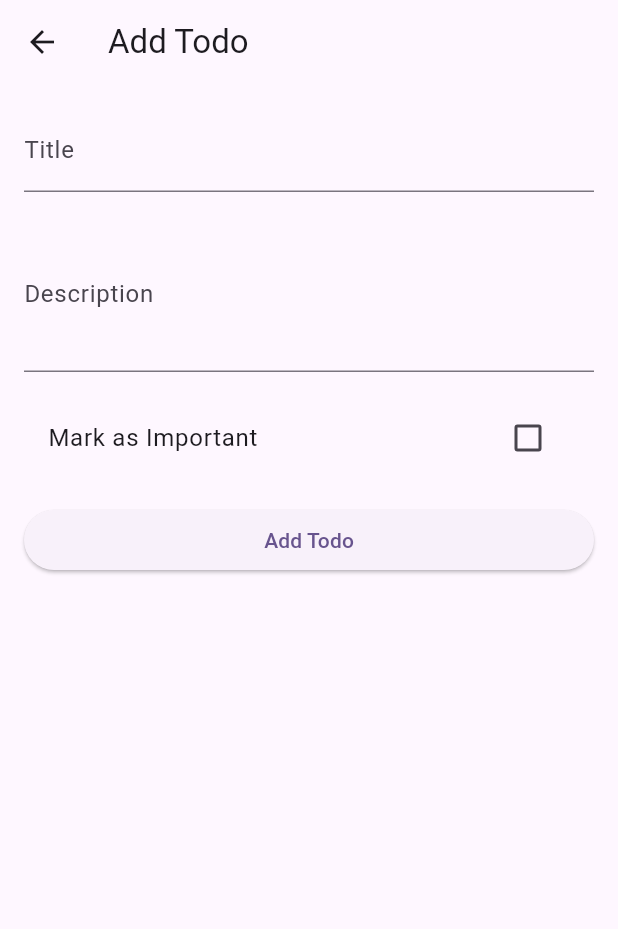
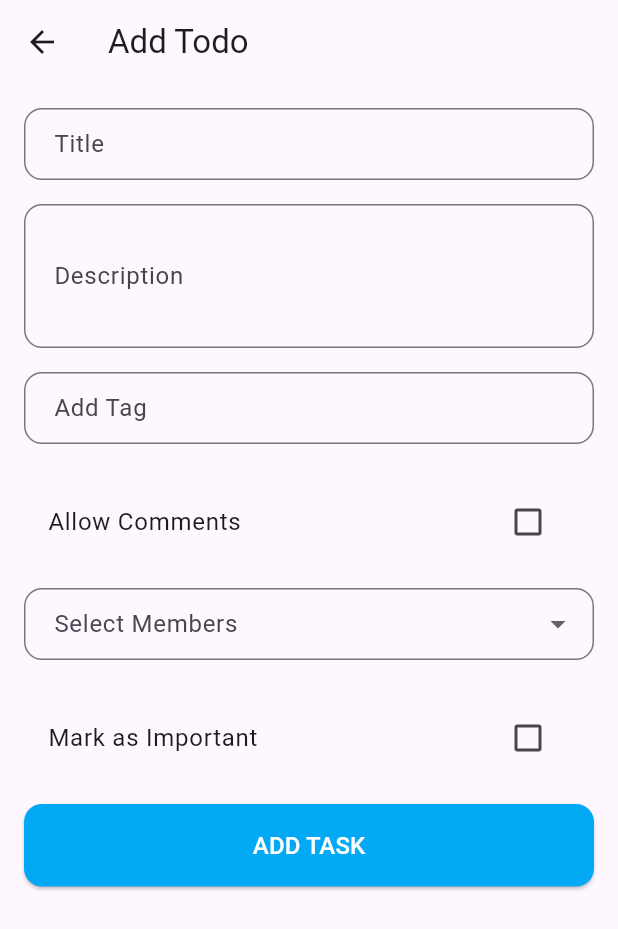
Before and after one commit to PraJwaL-SDE/parking-sthal-assignment, a Flutter app: the AddTodoScreen screen opened directly, on a phone screen of 412 x 824 dp. Shown: the top 929 px of the screen. Run offline on Flutter 3.47's test engine with Material 3 defaults, Android fonts, the light colour scheme and no system bars; our stand-ins replace bloc, cloud_firestore; accounts and stored records are empty; network calls fail.

Commit message:
add todo update

```diff
--- a/lib/presentation/create_todo/screen/add_todo_screen.dart
+++ b/lib/presentation/create_todo/screen/add_todo_screen.dart
@@ -12,17 +12,29 @@ class _AddTodoScreenState extends State<AddTodoScreen> {
   String _title = '';
   String _description = '';
   bool _isImportant = false;
+  bool _allowComments = false;
+  final List<String> _tags = [];
+  final List<String> _members = ["Alice", "Bob", "Charlie"]; // Sample members
+  final List<String> _selectedMembers = [];
 
   // Function to handle form submission
   void _submitForm() {
     if (_formKey.currentState?.validate() ?? false) {
       // If the form is valid, you can proceed with saving the todo data
-      // For example, sending the data to an API or local storage
       ScaffoldMessenger.of(context).showSnackBar(
         SnackBar(content: Text('Todo Added: $_title')),
       );
       // Navigate back to the previous screen
       Navigator.pop(context);
+    }
+  }
+
+  // Function to add a new tag
+  void _addTag(String tag) {
+    if (tag.isNotEmpty) {
+      setState(() {
+        _tags.add(tag);
+      });
     }
   }
 
@@ -36,12 +48,20 @@ class _AddTodoScreenState extends State<AddTodoScreen> {
         padding: const EdgeInsets.all(16.0),
         child: Form(
           key: _formKey,
+          child: SingleChildScrollView(
             child: Column(
               crossAxisAlignment: CrossAxisAlignment.stretch,
               children: [
                 // Title Text Field
                 TextFormField(
-                decoration: const InputDecoration(labelText: "Title"),
+                  decoration: InputDecoration(
+                    labelText: "Title",
+                    border: OutlineInputBorder(
+                      borderRadius: BorderRadius.circular(12.0),
+                    ),
+                    contentPadding: const EdgeInsets.symmetric(
+                        vertical: 12.0, horizontal: 16.0),
+                  ),
                   validator: (value) {
                     if (value == null || value.isEmpty) {
                       return "Please enter a title";
@@ -54,9 +74,98 @@ class _AddTodoScreenState extends State<AddTodoScreen> {
 
                 // Description Text Field
                 TextFormField(
-                decoration: const InputDecoration(labelText: "Description"),
+                  decoration: InputDecoration(
+                    labelText: "Description",
+                    border: OutlineInputBorder(
+                      borderRadius: BorderRadius.circular(12.0),
+                    ),
+                    contentPadding: const EdgeInsets.symmetric(
+                        vertical: 12.0, horizontal: 16.0),
+                  ),
                   maxLines: 3,
                   onChanged: (value) => _description = value,
+                ),
+                const SizedBox(height: 16),
+
+                // Add Tags Section
+                TextFormField(
+                  decoration: InputDecoration(
+                    labelText: "Add Tag",
+                    border: OutlineInputBorder(
+                      borderRadius: BorderRadius.circular(12.0),
+                    ),
+                    contentPadding: const EdgeInsets.symmetric(
+                        vertical: 12.0, horizontal: 16.0),
+                  ),
+                  onFieldSubmitted: _addTag,
+                ),
+                const SizedBox(height: 8),
+                Wrap(
+                  spacing: 8.0,
+                  children: _tags
+                      .map((tag) => Chip(
+                            label: Text(tag),
+                            deleteIcon: const Icon(Icons.close),
+                            onDeleted: () {
+                              setState(() {
+                                _tags.remove(tag);
+                              });
+                            },
+                          ))
+                      .toList(),
+                ),
+                const SizedBox(height: 16),
+
+                // Allow Comments Checkbox
+                CheckboxListTile(
+                  value: _allowComments,
+                  title: const Text("Allow Comments"),
+                  onChanged: (value) {
+                    setState(() {
+                      _allowComments = value ?? false;
+                    });
+                  },
+                ),
+                const SizedBox(height: 16),
+
+                // Select Members Dropdown
+                DropdownButtonFormField<String>(
+                  decoration: InputDecoration(
+                    labelText: "Select Members",
+                    border: OutlineInputBorder(
+                      borderRadius: BorderRadius.circular(12.0),
+                    ),
+                    contentPadding: const EdgeInsets.symmetric(
+                        vertical: 12.0, horizontal: 16.0),
+                  ),
+                  items: _members
+                      .map((member) => DropdownMenuItem(
+                            value: member,
+                            child: Text(member),
+                          ))
+                      .toList(),
+                  onChanged: (value) {
+                    if (value != null && !_selectedMembers.contains(value)) {
+                      setState(() {
+                        _selectedMembers.add(value);
+                      });
+                    }
+                  },
+                ),
+                const SizedBox(height: 8),
+                Wrap(
+                  spacing: 8.0,
+                  children: _selectedMembers
+                      .map((member) => Chip(
+                            label: Text(member),
+                            deleteIcon: const Icon(Icons.close),
+                            onDeleted: () {
+                              setState(() {
+                                _selectedMembers.remove(member);
+                              });
+                            },
+                          ))
+                      .toList(),
                 ),
                 const SizedBox(height: 16),
 
@@ -75,9 +184,20 @@ class _AddTodoScreenState extends State<AddTodoScreen> {
                 // Submit Button
                 ElevatedButton(
                   onPressed: _submitForm,
-                child: const Text("Add Todo"),
+                  style: ElevatedButton.styleFrom(
+                    backgroundColor: Colors.lightBlue,
+                    shape: RoundedRectangleBorder(
+                      borderRadius: BorderRadius.circular(12.0),
+                    ),
+                    padding: const EdgeInsets.symmetric(vertical: 16.0),
+                  ),
+                  child: const Text(
+                    "ADD TASK",
+                    style: TextStyle(fontSize: 16.0, color: Colors.white),
+                  ),
                 ),
               ],
+            ),
           ),
         ),
       ),
```
Lines whose indentation alone changed are shown as unchanged.
